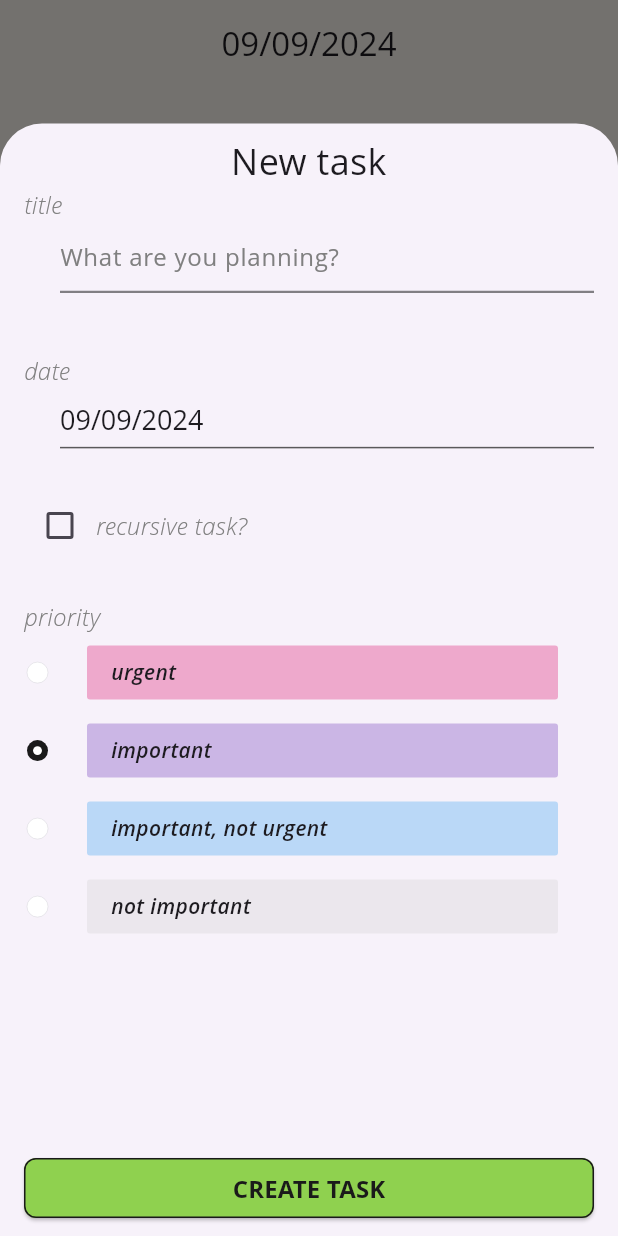
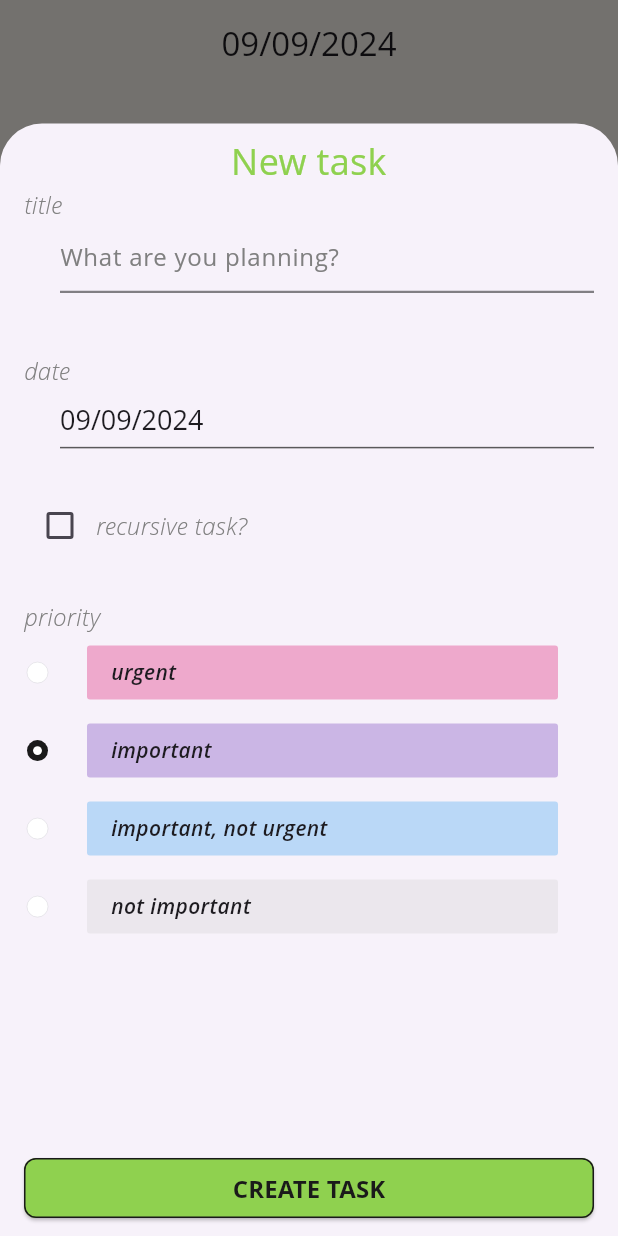
Before and after one commit to andersonbelli/UrgentDaily, a Flutter app: the screen it shows after launch, after a tap on "CREATE NEW", on a phone screen of 412 x 824 dp. Run offline on Flutter 3.47's test engine with Material 3 defaults, Android fonts, the phone set to English and light mode, and no system bars; our stand-ins replace table_calendar; missing offline and left inert: mobkit_dashed_border; generated files the repository leaves out were written again; Roboto replaces fonts that are missing (Open Sans).

Commit message:
Task view 'Edit' mode and TaskController action method refactor

```diff
--- a/lib/src/views/task/task.view.dart
+++ b/lib/src/views/task/task.view.dart
@@ -46,11 +46,18 @@ class _TaskViewState extends State<TaskView> {
                     children: [
                       SizedBox(
                         width: double.infinity,
-                        child: Text(
-                          AppLocalizations.of(context)!.newTask,
-                          textAlign: TextAlign.center,
-                          style: const TextStyle(
-                            fontSize: AppTextSize.LARGE,
+                        child: Padding(
+                          padding: const EdgeInsets.symmetric(horizontal: 16.0),
+                          child: Text(
+                            controller.taskId == null
+                                ? AppLocalizations.of(context)!.newTask
+                                : controller.originalTitle,
+                            overflow: TextOverflow.ellipsis,
+                            textAlign: TextAlign.center,
+                            style: const TextStyle(
+                              fontSize: AppTextSize.LARGE,
+                              color: AppColors.GREEN,
+                            ),
                           ),
                         ),
                       ),
@@ -59,7 +66,9 @@ class _TaskViewState extends State<TaskView> {
                         child: TextField(
                           cursorColor: Theme.of(context).indicatorColor,
                           cursorErrorColor: Theme.of(context).indicatorColor,
+                          maxLength: 120,
                           decoration: InputDecoration(
+                            counterText: '',
                             hintText: AppLocalizations.of(context)!
                                 .whatAreYouPlanning,
                             hintStyle: const TextStyle(
@@ -68,8 +77,9 @@ class _TaskViewState extends State<TaskView> {
                             errorBorder: UnderlineInputBorder(
                               borderSide: BorderSide(
                                 color: controller.validationErrorMessages
-                                    .containsKey(ErrorFieldsEnum.TITLE)
-                                    ? Theme.of(context).colorScheme.error : AppColors.DARK_LIGHT.withOpacity(0.6),
+                                        .containsKey(ErrorFieldsEnum.TITLE)
+                                    ? Theme.of(context).colorScheme.error
+                                    : AppColors.DARK_LIGHT.withOpacity(0.6),
                                 width: 1.5,
                               ),
                             ),
@@ -78,8 +88,8 @@ class _TaskViewState extends State<TaskView> {
                             ),
                             errorText: controller.validationErrorMessages
                                     .containsKey(ErrorFieldsEnum.TITLE)
-                                ? controller
-                                    .validationErrorMessages[ErrorFieldsEnum.TITLE]
+                                ? controller.validationErrorMessages[
+                                    ErrorFieldsEnum.TITLE]
                                 : '',
                           ),
                           controller: controller.title,
@@ -88,7 +98,8 @@ class _TaskViewState extends State<TaskView> {
                             if (value.trim().isNotEmpty &&
                                 controller.validationErrorMessages
                                     .containsKey(ErrorFieldsEnum.TITLE)) {
-                              controller.removeValidationError(ErrorFieldsEnum.TITLE);
+                              controller
+                                  .removeValidationError(ErrorFieldsEnum.TITLE);
                             } else {
                               controller.validateFields(context);
                             }
@@ -210,13 +221,15 @@ class _TaskViewState extends State<TaskView> {
         );
       },
       child: GreenButton(
-        text: AppLocalizations.of(context)!.createTask,
+        text: widget.taskController.taskId == null
+            ? AppLocalizations.of(context)!.createTask
+            : AppLocalizations.of(context)!.editTask,
         isDisabled: controller.validationErrorMessages.isNotEmpty,
         onTap: () {
-          controller.validateFields(context);
+          widget.taskController.validateFields(context);
 
-          if (controller.validationErrorMessages.isEmpty) {
-            controller.createTask();
+          if (widget.taskController.validationErrorMessages.isEmpty) {
+            widget.taskController.taskAction();
             Navigator.pop(context);
           }
         },
```
Also changed, not shown: lib/src/controllers/task/task.controller.dart (+27 -4 lines).
